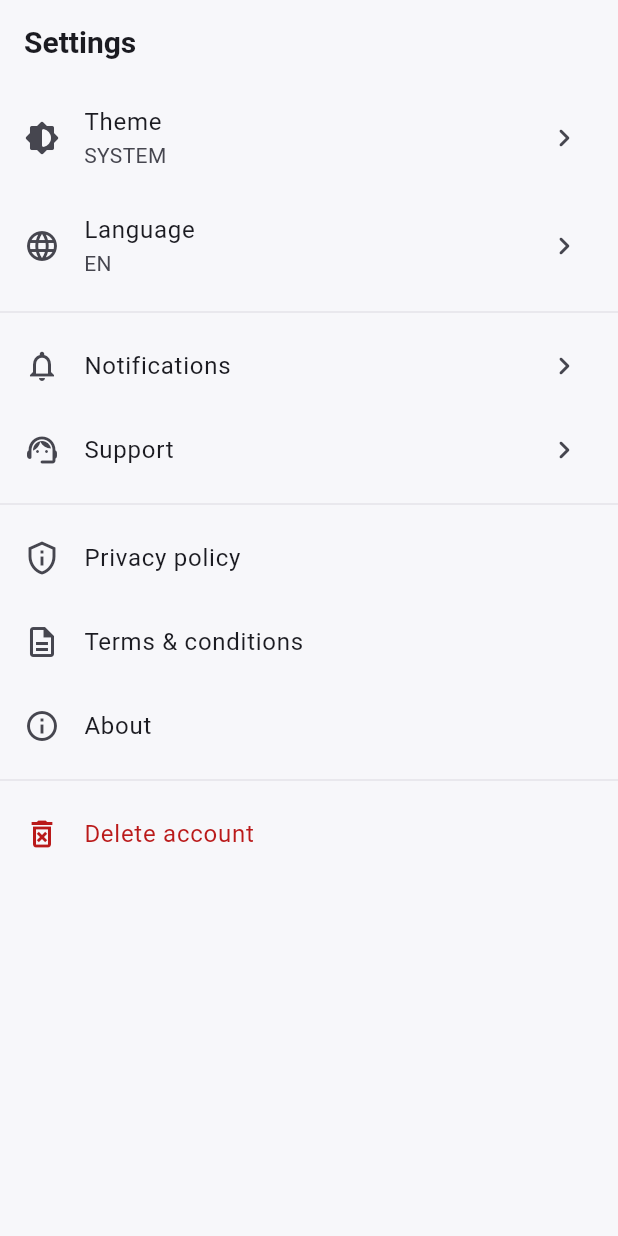
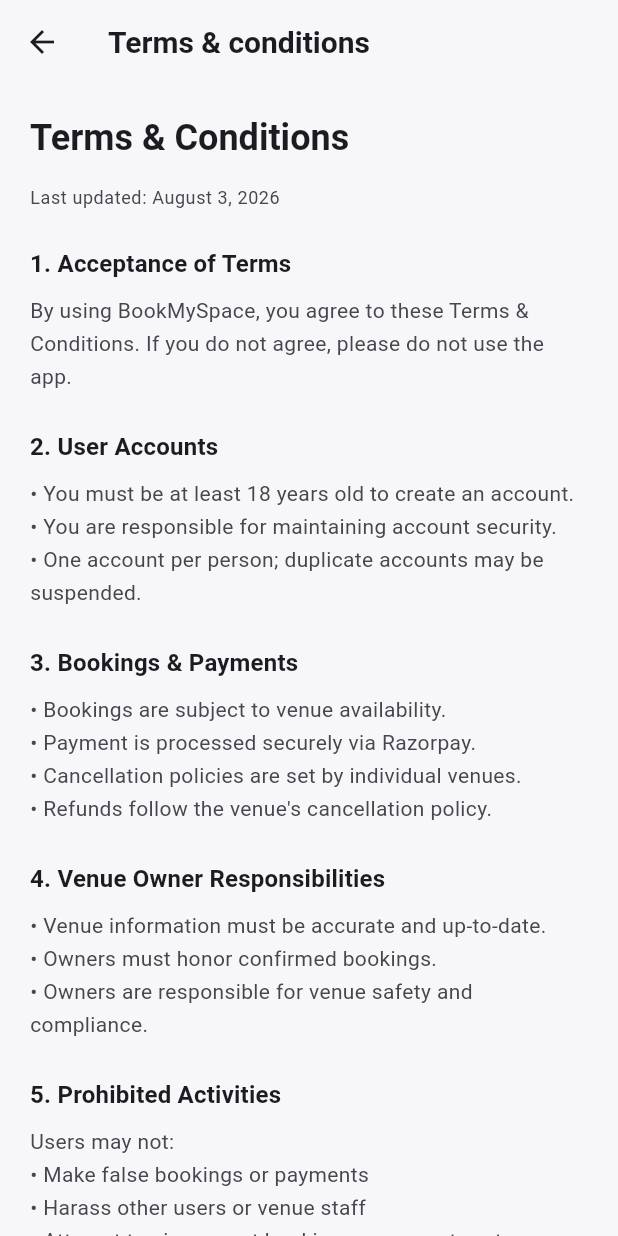
Before and after one commit to Naren-SDET-QA/bookmyspace, a Flutter app: the SettingsScreen screen opened by its route, after a tap on "Terms & conditions", on a phone screen of 412 x 824 dp. Run offline on Flutter 3.47's test engine with Material 3 defaults, Android fonts, the phone set to English and light mode, and no system bars; our stand-ins replace cached_network_image, dio, flutter_map, flutter_riverpod, flutter_secure_storage, go_router and 3 more; missing offline and left inert: razorpay_flutter; accounts and stored records are empty; network calls fail.

Commit message:
M9: Add CI/CD, accessibility, input validation, retry, legal screens, and tests

```diff
--- /dev/null
+++ b/lib/features/legal/presentation/screens/privacy_policy_screen.dart
@@ -0,0 +1,116 @@
+import 'package:flutter/material.dart';
+
+import '../../../../core/localization/app_localizations.dart';
+
+/// Privacy policy screen.
+class PrivacyPolicyScreen extends StatelessWidget {
+  const PrivacyPolicyScreen({super.key});
+
+  @override
+  Widget build(BuildContext context) {
+    final l10n = AppLocalizations.of(context);
+    final theme = Theme.of(context);
+
+    return Scaffold(
+      appBar: AppBar(title: Text(l10n.privacyPolicy)),
+      body: ListView(
+        padding: const EdgeInsets.all(20),
+        children: [
+          Text(
+            'Privacy Policy',
+            style: theme.textTheme.headlineSmall?.copyWith(
+              fontWeight: FontWeight.w700,
+            ),
+          ),
+          const SizedBox(height: 16),
+          Text(
+            'Last updated: August 3, 2026',
+            style: theme.textTheme.bodySmall?.copyWith(
+              color: theme.colorScheme.onSurfaceVariant,
+            ),
+          ),
+          const SizedBox(height: 24),
+          _buildSection(
+            theme,
+            '1. Information We Collect',
+            'BookMySpace collects information you provide directly, including:\n'
+                '• Account details (name, email, phone number)\n'
+                '• Booking information (venues, dates, payment details)\n'
+                '• Communication data (support tickets, reviews)\n'
+                '• Device information (for analytics and crash reporting)',
+          ),
+          _buildSection(
+            theme,
+            '2. How We Use Your Information',
+            'We use your information to:\n'
+                '• Process bookings and payments\n'
+                '• Send booking confirmations and notifications\n'
+                '• Provide customer support\n'
+                '• Improve our services and user experience\n'
+                '• Ensure platform security and prevent fraud',
+          ),
+          _buildSection(
+            theme,
+            '3. Information Sharing',
+            'We share your information with:\n'
+                '• Venue owners (booking details only)\n'
+                '• Payment processors (Razorpay) for transaction processing\n'
+                '• Analytics providers (anonymized data)\n'
+                '• Law enforcement when required by law',
+          ),
+          _buildSection(
+            theme,
+            '4. Data Security',
+            'We implement industry-standard security measures including:\n'
+                '• End-to-end encryption for data in transit\n'
+                '• Encrypted storage for sensitive data\n'
+                '• Regular security audits\n'
+                '• Strict access controls for employees',
+          ),
+          _buildSection(
+            theme,
+            '5. Your Rights',
+            'You have the right to:\n'
+                '• Access your personal data\n'
+                '• Correct inaccurate data\n'
+                '• Delete your account and data\n'
+                '• Opt out of non-essential data collection',
+          ),
+          _buildSection(
+            theme,
+            '6. Contact Us',
+            'For privacy-related inquiries:\n'
+                'Email: privacy@bookmyspace.com\n'
+                'Address: BookMySpace Privacy Team, Hyderabad, India',
+          ),
+          const SizedBox(height: 32),
+        ],
+      ),
+    );
+  }
+
+  Widget _buildSection(ThemeData theme, String title, String body) {
+    return Padding(
+      padding: const EdgeInsets.only(bottom: 24),
+      child: Column(
+        crossAxisAlignment: CrossAxisAlignment.start,
+        children: [
+          Text(
+            title,
+            style: theme.textTheme.titleMedium?.copyWith(
+              fontWeight: FontWeight.w700,
+            ),
+          ),
+          const SizedBox(height: 8),
+          Text(
+            body,
+            style: theme.textTheme.bodyMedium?.copyWith(
+              height: 1.6,
+              color: theme.colorScheme.onSurfaceVariant,
+            ),
+          ),
+        ],
+      ),
+    );
+  }
+}
--- /dev/null
+++ b/lib/features/legal/presentation/screens/terms_of_service_screen.dart
@@ -0,0 +1,119 @@
+import 'package:flutter/material.dart';
+
+import '../../../../core/localization/app_localizations.dart';
+
+/// Terms of service screen.
+class TermsOfServiceScreen extends StatelessWidget {
+  const TermsOfServiceScreen({super.key});
+
+  @override
+  Widget build(BuildContext context) {
+    final l10n = AppLocalizations.of(context);
+    final theme = Theme.of(context);
+
+    return Scaffold(
+      appBar: AppBar(title: Text(l10n.termsAndConditions)),
+      body: ListView(
+        padding: const EdgeInsets.all(20),
+        children: [
+          Text(
+            'Terms & Conditions',
+            style: theme.textTheme.headlineSmall?.copyWith(
+              fontWeight: FontWeight.w700,
+            ),
+          ),
+          const SizedBox(height: 16),
+          Text(
+            'Last updated: August 3, 2026',
+            style: theme.textTheme.bodySmall?.copyWith(
+              color: theme.colorScheme.onSurfaceVariant,
+            ),
+          ),
+          const SizedBox(height: 24),
+          _buildSection(
+            theme,
+            '1. Acceptance of Terms',
+            'By using BookMySpace, you agree to these Terms & Conditions. '
+                'If you do not agree, please do not use the app.',
+          ),
+          _buildSection(
+            theme,
+            '2. User Accounts',
+            '• You must be at least 18 years old to create an account.\n'
+                '• You are responsible for maintaining account security.\n'
+                '• One account per person; duplicate accounts may be suspended.',
+          ),
+          _buildSection(
+            theme,
+            '3. Bookings & Payments',
+            '• Bookings are subject to venue availability.\n'
+                '• Payment is processed securely via Razorpay.\n'
+                '• Cancellation policies are set by individual venues.\n'
+                '• Refunds follow the venue\'s cancellation policy.',
+          ),
+          _buildSection(
+            theme,
+            '4. Venue Owner Responsibilities',
+            '• Venue information must be accurate and up-to-date.\n'
+                '• Owners must honor confirmed bookings.\n'
+                '• Owners are responsible for venue safety and compliance.',
+          ),
+          _buildSection(
+            theme,
+            '5. Prohibited Activities',
+            'Users may not:\n'
+                '• Make false bookings or payments\n'
+                '• Harass other users or venue staff\n'
+                '• Attempt to circumvent booking or payment systems\n'
+                '• Use the app for illegal purposes',
+          ),
+          _buildSection(
+            theme,
+            '6. Limitation of Liability',
+            'BookMySpace acts as a platform connecting users and venue owners. '
+                'We are not liable for the quality, safety, or legality of '
+                'venues listed on the platform.',
+          ),
+          _buildSection(
+            theme,
+            '7. Changes to Terms',
+            'We may update these terms at any material changes will be notified '
+                'through the app.',
+          ),
+          _buildSection(
+            theme,
+            '8. Contact',
+            'For questions about these terms:\n'
+                'Email: legal@bookmyspace.com',
+          ),
+          const SizedBox(height: 32),
+        ],
+      ),
+    );
+  }
+
+  Widget _buildSection(ThemeData theme, String title, String body) {
+    return Padding(
+      padding: const EdgeInsets.only(bottom: 24),
+      child: Column(
+        crossAxisAlignment: CrossAxisAlignment.start,
+        children: [
+          Text(
+            title,
+            style: theme.textTheme.titleMedium?.copyWith(
+              fontWeight: FontWeight.w700,
+            ),
+          ),
+          const SizedBox(height: 8),
+          Text(
+            body,
+            style: theme.textTheme.bodyMedium?.copyWith(
+              height: 1.6,
+              color: theme.colorScheme.onSurfaceVariant,
+            ),
+          ),
+        ],
+      ),
+    );
+  }
+}
--- a/lib/features/settings/presentation/screens/settings_screen.dart
+++ b/lib/features/settings/presentation/screens/settings_screen.dart
@@ -51,12 +51,14 @@
           ListTile(
             leading: const Icon(Icons.privacy_tip_outlined),
             title: Text(l10n.privacyPolicy),
-            onTap: () {},
+            trailing: const Icon(Icons.chevron_right_rounded),
+            onTap: () => context.push(AppRoutes.privacyPolicy),
           ),
           ListTile(
             leading: const Icon(Icons.description_outlined),
             title: Text(l10n.termsAndConditions),
-            onTap: () {},
+            trailing: const Icon(Icons.chevron_right_rounded),
+            onTap: () => context.push(AppRoutes.termsOfService),
           ),
           ListTile(
             leading: const Icon(Icons.info_outline),
```
Also changed, not shown: lib/core/network/retry.dart (added, +84 -0 lines), lib/core/router/app_router.dart (+14 -0 lines), lib/core/validators/app_validators.dart (added, +122 -0 lines), lib/core/widgets/accessibility.dart (added, +92 -0 lines), 5 other files.
